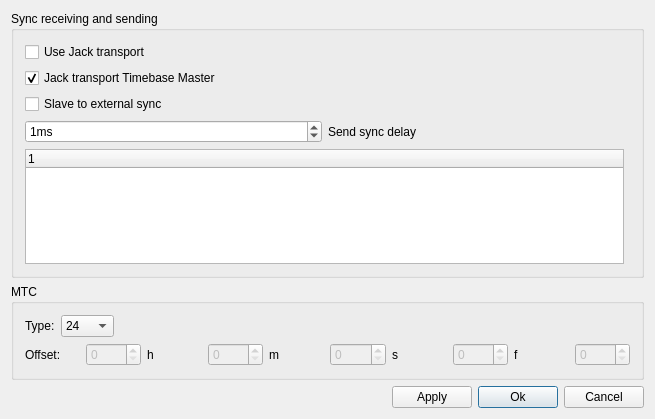
Old version of the form muse2/muse/widgets/midisync.ui in the repository muse-sequencer/muse.
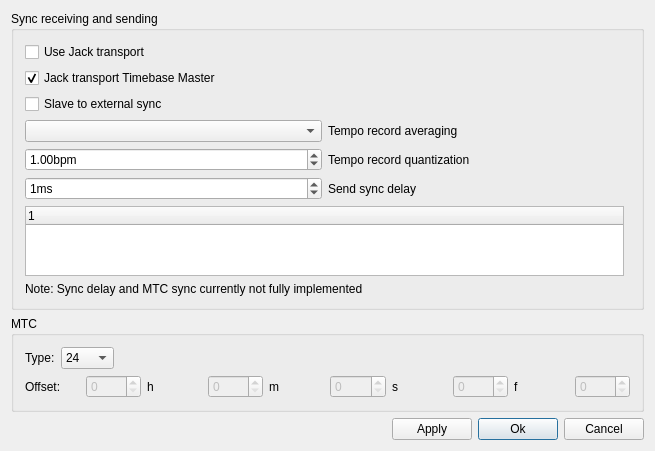
New version of the form.

The edit to the form file:
```diff
--- a/muse2/muse/widgets/midisync.ui
+++ b/muse2/muse/widgets/midisync.ui
@@ -10,7 +10,7 @@
     <x>0</x>
     <y>0</y>
     <width>655</width>
-    <height>419</height>
+    <height>445</height>
    </rect>
   </property>
   <property name="windowTitle">
@@ -337,6 +337,100 @@
       <item row="3" column="0">
        <layout class="QHBoxLayout">
         <item>
+         <widget class="QComboBox" name="syncRecFilterPreset">
+          <property name="toolTip">
+           <string>Averaging applied to recorded external tempo changes.</string>
+          </property>
+          <property name="whatsThis">
+           <string>External midi clock can be very jittery.
+Tempo is derived from it and recorded.
+It is usually desirable to average it and 
+ limit the number of recorded changes.
+
+Tiny: 2 section 4/4 = 8 stages.
+1/8T note averaging, may produce jitter.
+
+Small: 3 section 12/8/4 = 24 stages.
+1/4 note averaging, may still produce jitter.
+
+Medium: 3 section 28/12/8 = 48 stages.
+1/2 note averaging. Less jitter.
+
+Large: 4 section 48/48/48/48 = 192 stages.
+Use this if the song has only one tempo.
+Very low quantization values can be used. 
+
+Large pre-detect: 4 section 8/48/48/48 = 152
+ stages + first stage large step pre-detector.
+Use this if you expect sudden large tempo steps.
+
+None: Use only if high accuracy is needed for 
+ audio alignment on playback. Caution: Records 
+ thousands of tempo changes per minute. MusE 
+ may slow and the song file will be large.</string>
+          </property>
+         </widget>
+        </item>
+        <item>
+         <widget class="QLabel" name="syncRecFilterLabel">
+          <property name="text">
+           <string>Tempo record averaging</string>
+          </property>
+          <property name="alignment">
+           <set>Qt::AlignLeading|Qt::AlignLeft|Qt::AlignVCenter</set>
+          </property>
+          <property name="wordWrap">
+           <bool>false</bool>
+          </property>
+         </widget>
+        </item>
+       </layout>
+      </item>
+      <item row="4" column="0">
+       <layout class="QHBoxLayout">
+        <item>
+         <widget class="QDoubleSpinBox" name="syncRecTempoValQuant">
+          <property name="toolTip">
+           <string/>
+          </property>
+          <property name="whatsThis">
+           <string/>
+          </property>
+          <property name="suffix">
+           <string>bpm</string>
+          </property>
+          <property name="minimum">
+           <double>0.000000000000000</double>
+          </property>
+          <property name="maximum">
+           <double>100.000000000000000</double>
+          </property>
+          <property name="singleStep">
+           <double>0.010000000000000</double>
+          </property>
+          <property name="value">
+           <double>1.000000000000000</double>
+          </property>
+         </widget>
+        </item>
+        <item>
+         <widget class="QLabel" name="syncRecTempoValQuantLabel">
+          <property name="text">
+           <string>Tempo record quantization</string>
+          </property>
+          <property name="alignment">
+           <set>Qt::AlignLeading|Qt::AlignLeft|Qt::AlignVCenter</set>
+          </property>
+          <property name="wordWrap">
+           <bool>false</bool>
+          </property>
+         </widget>
+        </item>
+       </layout>
+      </item>
+      <item row="5" column="0">
+       <layout class="QHBoxLayout">
+        <item>
          <widget class="QSpinBox" name="syncDelaySpinBox">
           <property name="toolTip">
            <string>Send start to first clock delay</string>
@@ -379,7 +473,7 @@
         </item>
        </layout>
       </item>
-      <item row="4" column="0">
+      <item row="6" column="0">
        <widget class="QTreeWidget" name="devicesListView">
         <column>
          <property name="text">
@@ -388,6 +482,19 @@
         </column>
        </widget>
       </item>
+      <item row="7" column="0">
+       <widget class="QLabel" name="toBeDoneLabel">
+        <property name="text">
+         <string>Note: Sync delay and MTC sync currently not fully implemented</string>
+        </property>
+        <property name="alignment">
+         <set>Qt::AlignLeading|Qt::AlignLeft|Qt::AlignVCenter</set>
+        </property>
+        <property name="wordWrap">
+         <bool>false</bool>
+        </property>
+       </widget>
+      </item>
      </layout>
     </widget>
    </item>
```
